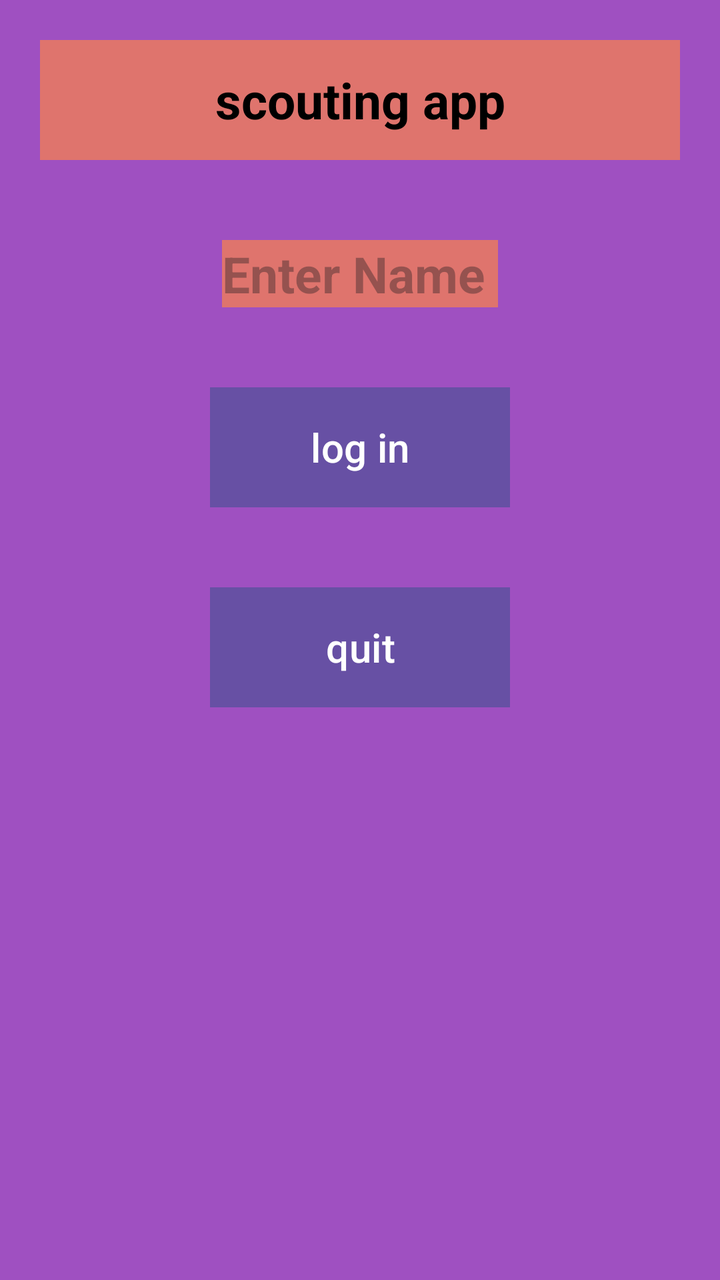
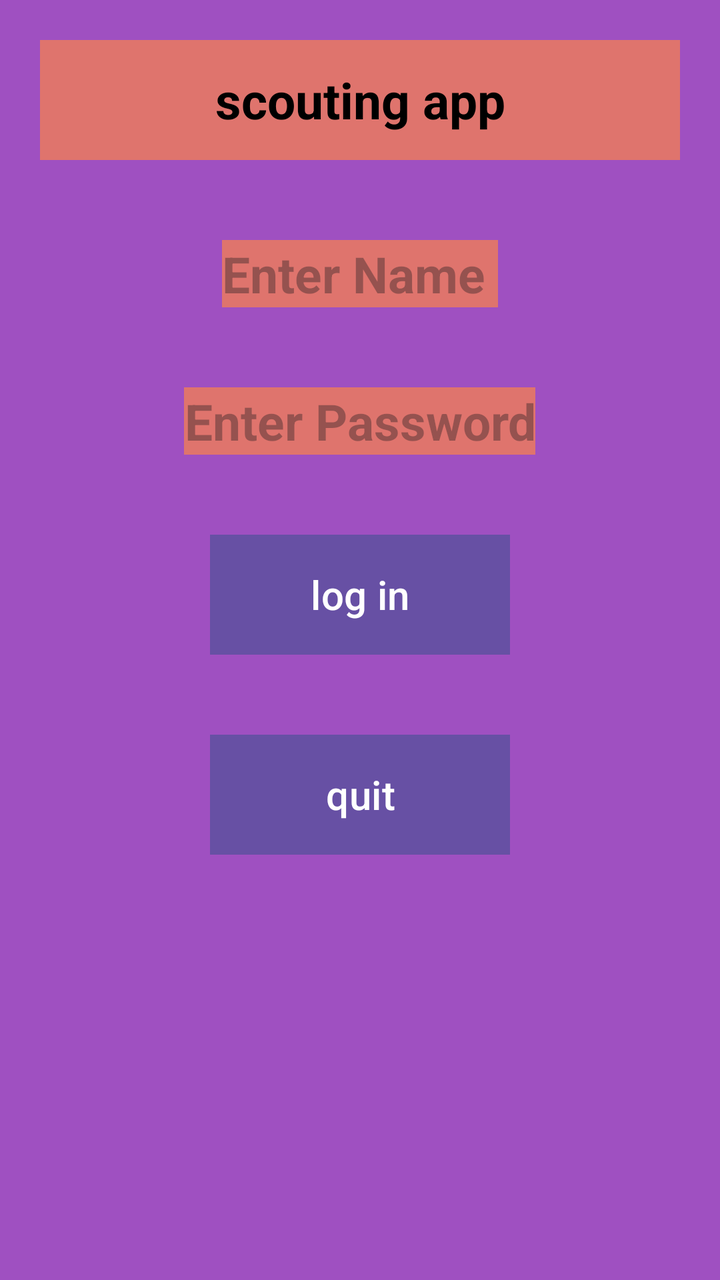

Two renders of the same Android screen: before a commit and after it. Below are the layout's source before the change and the commit's diff.
<!-- AndroidManifest.xml: application theme Theme.Cat -->
<!-- res/layout/activity_log_in.xml -->
<?xml version="1.0" encoding="utf-8"?>
<LinearLayout xmlns:android="http://schemas.android.com/apk/res/android"
    xmlns:app="http://schemas.android.com/apk/res-auto"
    xmlns:tools="http://schemas.android.com/tools"
    android:layout_width="match_parent"
    android:layout_height="match_parent"
    android:orientation="vertical"
    android:background="#9F50C1"
    tools:context=".LogIn">
    <TextView
        android:layout_width="match_parent"
        android:layout_height="60dp"
        android:layout_gravity="center"
        android:gravity="center"
        android:textSize="25sp"
        android:textColor="@color/black"
        android:textStyle="bold"
        android:text="scouting app"
        android:layout_margin="20dp"
        android:background="#DF746D"
        />
    <EditText
        android:id="@+id/etScouterName"
        android:layout_width="wrap_content"
        android:layout_height="wrap_content"
        android:layout_gravity="center"
        android:gravity="center"
        android:textSize="25sp"
        android:textColor="@color/black"
        android:textStyle="bold"
        android:hint="Enter Name "
        android:layout_margin="20dp"
        android:background="#DF746D"
        />

    <Button
        android:id="@+id/btnLogIn"
        android:layout_width="150dp"
        android:layout_height="60dp"
        android:layout_gravity="center"
        android:layout_margin="20dp"
        android:background="#F44336"
        android:text="log in"
        android:textSize="20sp" />
    <Button
        android:id="@+id/btnQuit"
        android:layout_width="150dp"
        android:layout_height="60dp"
        android:layout_gravity="center"
        android:layout_margin="20dp"
        android:background="#F44336"
        android:text="quit"
        android:textSize="20sp" />

</LinearLayout>
<!-- resources referenced by this layout -->
<resources>
  <color name="black">#FF000000</color>
  <style name="Theme.Cat" parent="Base.Theme.Cat" />
  <style name="Base.Theme.Cat" parent="Theme.Material3.DayNight.NoActionBar">
          
          
      </style>
</resources>

<!-- the commit's change to res/layout/activity_log_in.xml (unified diff, before → after) -->
@@ -33,6 +33,21 @@
         android:background="#DF746D"
         />
 
+    <EditText
+        android:id="@+id/etPassword"
+        android:layout_width="wrap_content"
+        android:layout_height="wrap_content"
+        android:layout_gravity="center"
+        android:gravity="center"
+        android:textSize="25sp"
+        android:textColor="@color/black"
+        android:textStyle="bold"
+        android:hint="Enter Password"
+        android:inputType="textPassword"
+        android:layout_margin="20dp"
+        android:background="#DF746D"
+        />
+
     <Button
         android:id="@+id/btnLogIn"
         android:layout_width="150dp"
